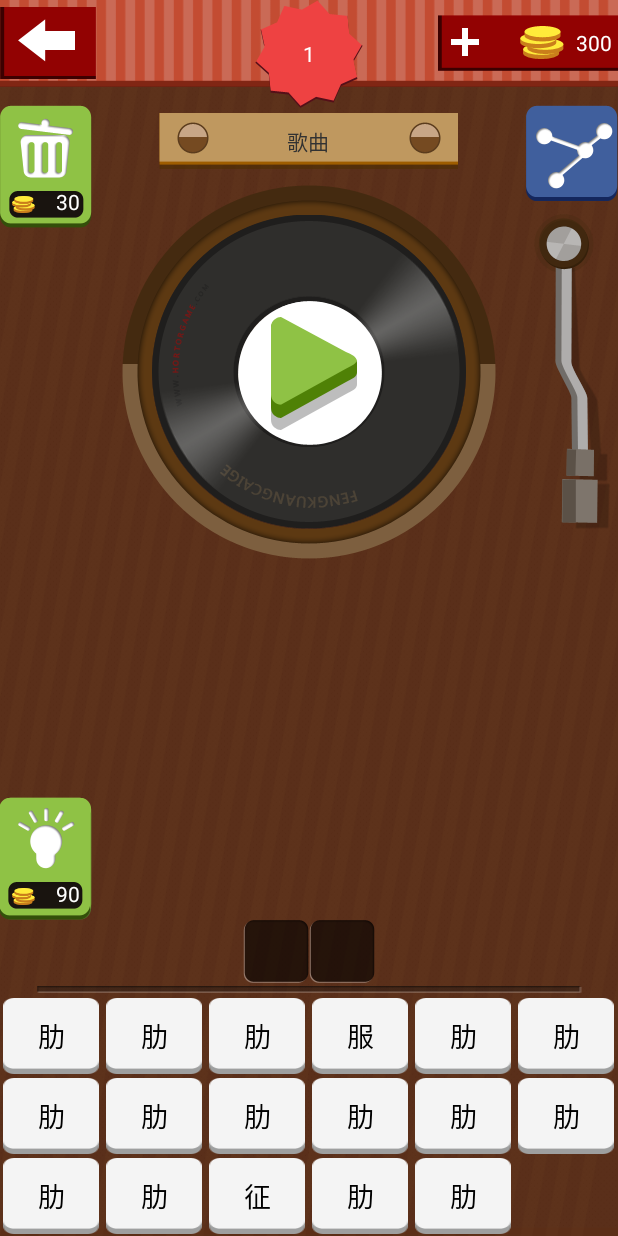
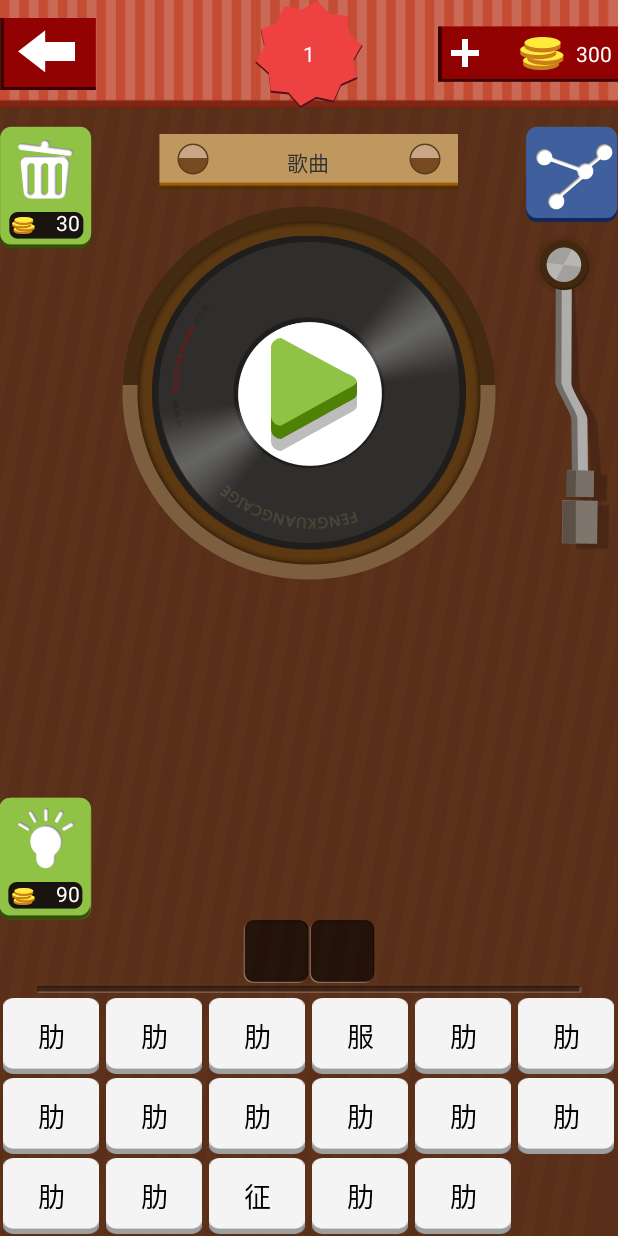
Before and after one commit to kelivn007/forfun, an Android app: the screen it shows after launch (MainActivity), on a phone screen of 412 x 824 dp. Run offline under Robolectric (Android 15) with nearby library versions, the phone set to English and light mode, and no system bars.

Commit message:
use def view

```diff
--- a/GuessSong/app/src/main/java/forfun/com/guesssong/presenter/impl/MainPresenter.java
+++ b/GuessSong/app/src/main/java/forfun/com/guesssong/presenter/impl/MainPresenter.java
@@ -84,6 +84,8 @@ public class MainPresenter extends BasePresenter {
         SoundPlayer.pause();
         if (mSongModel.nextSong()) {
             SoundPlayer.playEnter();
+            mCurrentCoins += 30;
+            mListener.updateCoins(mCurrentCoins);
             mListener.showAnswerView(mSongModel.getCurrentStage(), mSongModel.getCurrentSong());
         } else {
             mListener.showAllPassView();
--- a/GuessSong/app/src/main/java/forfun/com/guesssong/ui/Activity/MainActivity.java
+++ b/GuessSong/app/src/main/java/forfun/com/guesssong/ui/Activity/MainActivity.java
@@ -8,6 +8,7 @@ import java.util.Timer;
 import java.util.TimerTask;
 
 import android.app.Activity;
+import android.app.AlertDialog;
 import android.app.LoaderManager;
 import android.content.Intent;
 import android.content.Loader;
@@ -32,12 +33,15 @@ import forfun.com.guesssong.presenter.impl.MainPresenter;
 import forfun.com.guesssong.ui.view.DialogHelper;
 import forfun.com.guesssong.ui.view.MyAnimationListener;
 import forfun.com.guesssong.ui.view.SelectWordView;
+import forfun.com.guesssong.ui.view.TitleBar;
 import forfun.com.guesssong.util.FLog;
 import forfun.com.guesssong.util.SoundPlayer;
 import forfun.com.guesssong.util.WordUtil;
 
 public class MainActivity extends Activity implements View.OnClickListener, ISelectWordListener, MainPresenter
         .IMainPresenter, LoaderManager.LoaderCallbacks<MainPresenter> {
+
+    private TitleBar mTitleBar;
 
     private ImageView mBtnRecordPlay;
     private ImageView mImgRecordDisc;
@@ -53,13 +57,11 @@ public class MainActivity extends Activity implements View.OnClickListener, ISel
     private ImageButton mDeleteAnswerBtn;
     private ImageButton mTipAnswerBtn;
 
+    private AlertDialog mNextLevelDialog;
     private ViewGroup mNextLevelPannel;
     private TextView mNextLevelStageTxt;
     private TextView mNextLevelSongNameTxt;
     private ImageButton mNextLevelBtn;
-    private TextView mCurrentStageTxt;
-
-    private TextView mCurrentCoinTxt;
 
     private MainPresenter mMainPresenter;
 
@@ -67,6 +69,8 @@ public class MainActivity extends Activity implements View.OnClickListener, ISel
     protected void onCreate(Bundle savedInstanceState) {
         super.onCreate(savedInstanceState);
         setContentView(R.layout.activity_main);
+
+        mTitleBar = (TitleBar) findViewById(R.id.top_bar_panel);
 
         mBtnRecordPlay = (ImageView) findViewById(R.id.btn_record_play);
         mBtnRecordPlay.setOnClickListener(this);
@@ -102,20 +106,18 @@ public class MainActivity extends Activity implements View.OnClickListener, ISel
         mSelectWordView = (SelectWordView) findViewById(R.id.select_word_view);
         mSelectWordView.setSelectListener(this);
 
-        mCurrentCoinTxt = (TextView) findViewById(R.id.current_coin_txt);
-
         mDeleteAnswerBtn = (ImageButton) findViewById(R.id.delete_answer_btn);
         mDeleteAnswerBtn.setOnClickListener(this);
         mTipAnswerBtn = (ImageButton) findViewById(R.id.tip_answer_btn);
         mTipAnswerBtn.setOnClickListener(this);
 
-        mNextLevelPannel = (ViewGroup) findViewById(R.id.next_level_pannel);
-        mNextLevelStageTxt = (TextView) findViewById(R.id.stage_txt);
-        mNextLevelSongNameTxt = (TextView) findViewById(R.id.song_name);
-        mNextLevelBtn = (ImageButton) findViewById(R.id.next_level_btn);
+        mNextLevelPannel = (ViewGroup) LayoutInflater.from(this).inflate(R.layout.next_level_layout, null);
+        mNextLevelStageTxt = (TextView) mNextLevelPannel.findViewById(R.id.stage_txt);
+        mNextLevelSongNameTxt = (TextView) mNextLevelPannel.findViewById(R.id.song_name);
+        mNextLevelBtn = (ImageButton) mNextLevelPannel.findViewById(R.id.next_level_btn);
         mNextLevelBtn.setOnClickListener(this);
-
-        mCurrentStageTxt = (TextView) findViewById(R.id.current_stage_txt);
+        mNextLevelDialog = new AlertDialog.Builder(this).setView(mNextLevelPannel).create();
+        mNextLevelDialog.setCancelable(false);
 
         getLoaderManager().initLoader(1, null, this);
     }
@@ -184,11 +186,13 @@ public class MainActivity extends Activity implements View.OnClickListener, ISel
     public void showAnswerView(int stage, Song song) {
         mImgRecordDisc.clearAnimation();
         mImgRecordPin.clearAnimation();
-        mNextLevelPannel.setVisibility(View.INVISIBLE);
+        if (mNextLevelDialog.isShowing()) {
+            mNextLevelDialog.dismiss();
+        }
 
         LayoutInflater inflater = LayoutInflater.from(this);
         if (null != song) {
-            mCurrentStageTxt.setText(stage + "");
+            mTitleBar.updateStage(stage + "");
             mAnswerWordView.removeAllViews();
             for (int i = 0; i < song.getName().length(); i++) {
                 TextView answerTxt = (TextView) inflater.inflate(R.layout.answer_word_item, null);
@@ -249,10 +253,18 @@ public class MainActivity extends Activity implements View.OnClickListener, ISel
     }
 
     @Override
-    public void showPassView(int stage, Song song) {
-        mNextLevelPannel.setVisibility(View.VISIBLE);
-        mNextLevelStageTxt.setText(stage + "");
-        mNextLevelSongNameTxt.setText(song.getName());
+    public void showPassView(final int stage, final Song song) {
+        FLog.d("showPassView stage=" + stage + " song=" + song);
+        runOnUiThread(new Runnable() {
+            @Override
+            public void run() {
+                if (!mNextLevelDialog.isShowing()) {
+                    mNextLevelStageTxt.setText(stage + "");
+                    mNextLevelSongNameTxt.setText(song.getName());
+                    mNextLevelDialog.show();
+                }
+            }
+        });
     }
 
     @Override
@@ -267,7 +279,7 @@ public class MainActivity extends Activity implements View.OnClickListener, ISel
 
                     @Override
                     public void onClick(boolean confirm) {
-                       mMainPresenter.confirmDelete(confirm);
+                        mMainPresenter.confirmDelete(confirm);
                     }
                 }).show();
     }
@@ -324,7 +336,7 @@ public class MainActivity extends Activity implements View.OnClickListener, ISel
 
     @Override
     public void updateCoins(int num) {
-        mCurrentCoinTxt.setText(num + "");
+        mTitleBar.updateCoin(num + "");
     }
 
     private SelectWord findTipAnswer(Song song, int index) {
--- a/GuessSong/app/src/main/java/forfun/com/guesssong/ui/View/SelectWordView.java
+++ b/GuessSong/app/src/main/java/forfun/com/guesssong/ui/View/SelectWordView.java
@@ -82,6 +82,7 @@ public class SelectWordView extends GridView {
 
             Button btnWord = (Button) convertView.findViewById(R.id.btn_word);
             btnWord.setText(selectWord.mWord);
+            selectWord.mSelectWordBtn = btnWord;
 
             btnWord.setVisibility(View.VISIBLE);
 
--- /dev/null
+++ b/GuessSong/app/src/main/java/forfun/com/guesssong/ui/view/TitleBar.java
@@ -0,0 +1,88 @@
+/*
+ * Copyright (C) 2016 Baidu, Inc. All Rights Reserved.
+ */
+package forfun.com.guesssong.ui.view;
+
+import android.app.Activity;
+import android.content.Context;
+import android.content.res.TypedArray;
+import android.util.AttributeSet;
+import android.view.LayoutInflater;
+import android.view.View;
+import android.view.ViewGroup;
+import android.widget.FrameLayout;
+import android.widget.ImageView;
+import android.widget.TextView;
+import forfun.com.guesssong.R;
+import forfun.com.guesssong.util.FLog;
+
+/**
+ * Created by huangwei05 on 16/8/22.
+ */
+public class TitleBar extends FrameLayout {
+
+    private ImageView mImgBack;
+    private ViewGroup mPanelCoin;
+    private TextView mTxtCoin;
+    private ViewGroup mPanelStage;
+    private TextView mTxtStage;
+
+    private boolean mShowBack = false;
+    private boolean mShowStage = false;
+    private boolean mShowCoin = false;
+
+    public TitleBar(Context context) {
+        super(context);
+    }
+
+    public TitleBar(Context context, AttributeSet attrs) {
+        this(context, attrs, 0);
+        FLog.i("TitleBar:");
+    }
+
+    public TitleBar(Context context, AttributeSet attrs, int defStyleAttr) {
+        super(context, attrs, defStyleAttr);
+        FLog.i("TitleBar: " + defStyleAttr);
+        TypedArray a = context.obtainStyledAttributes(attrs, R.styleable.TitleBar, defStyleAttr, R.style.AppTheme);
+
+        mShowBack = a.getBoolean(R.styleable.TitleBar_show_back, false);
+        mShowStage = a.getBoolean(R.styleable.TitleBar_show_stage, false);
+        mShowCoin = a.getBoolean(R.styleable.TitleBar_show_coin, false);
+
+        LayoutInflater inflater = LayoutInflater.from(context);
+        inflater.inflate(R.layout.top_bar, this);
+
+        mImgBack = (ImageView) findViewById(R.id.img_back);
+        mImgBack.setOnClickListener(new OnClickListener() {
+            @Override
+            public void onClick(View v) {
+                ((Activity)mImgBack.getContext()).finish();
+            }
+        });
+        mImgBack.setVisibility(mShowBack ? View.VISIBLE : View.INVISIBLE);
+
+        mPanelStage = (ViewGroup) findViewById(R.id.panel_game_level);
+        mPanelStage.setVisibility(mShowStage ? View.VISIBLE : View.INVISIBLE);
+        mTxtStage = (TextView) mPanelStage.findViewById(R.id.txt_current_stage);
+
+        mPanelCoin = (ViewGroup) findViewById(R.id.topbar_right_panel);
+        mPanelCoin.setVisibility(mShowCoin ? View.VISIBLE : View.GONE);
+        mTxtCoin = (TextView) mPanelCoin.findViewById(R.id.current_coin_txt);
+    }
+
+    public TitleBar(Context context, AttributeSet attrs, int defStyleAttr,
+                    int defStyleRes) {
+        super(context, attrs, defStyleAttr, defStyleRes);
+        FLog.i("TitleBar: " + defStyleAttr + " " + defStyleRes);
+
+    }
+
+
+    public void updateStage(String stage) {
+        mTxtStage.setText(stage);
+    }
+
+    public void updateCoin(String coin) {
+        mTxtCoin.setText(coin);
+    }
+}
--- a/GuessSong/app/src/main/res/layout/activity_main.xml
+++ b/GuessSong/app/src/main/res/layout/activity_main.xml
@@ -10,21 +10,14 @@
         android:background="@drawable/index_background"
         tools:context=".ui.activity.MainActivity">
 
-    <include layout="@layout/top_bar" android:id="@+id/top_bar_panel"/>
-
-    <FrameLayout
-            android:layout_width="wrap_content"
+    <forfun.com.guesssong.ui.view.TitleBar
+            xmlns:app="http://schemas.android.com/apk/res-auto"
+            android:id="@+id/top_bar_panel"
+            android:layout_width="match_parent"
             android:layout_height="wrap_content"
-            android:background="@drawable/game_level_title"
-            android:layout_centerHorizontal="true">
-        <TextView
-                android:id="@+id/current_stage_txt"
-                android:layout_width="wrap_content"
-                android:layout_height="wrap_content"
-                android:layout_gravity="center"
-                android:textColor="@android:color/white"
-                android:text="1"/>
-    </FrameLayout>
+            app:show_stage="true"
+            app:show_coin="true"
+            app:show_back="true"/>
 
     <RelativeLayout
             android:id="@+id/game_center_panel"
@@ -171,7 +164,4 @@
             android:layout_width="wrap_content"
             android:layout_height="wrap_content"
             android:background="@drawable/game_share"/>
-
-    <include layout="@layout/next_level_layout" android:id="@+id/next_level_pannel"/>
-
 </RelativeLayout>
--- a/GuessSong/app/src/main/res/layout/top_bar.xml
+++ b/GuessSong/app/src/main/res/layout/top_bar.xml
@@ -8,6 +8,7 @@
               android:background="@drawable/top_bar_bg">
 
     <ImageView
+            android:id="@+id/img_back"
             android:layout_width="wrap_content"
             android:layout_height="wrap_content"
             android:layout_gravity="left|center_vertical"
@@ -48,4 +49,19 @@
 
     </FrameLayout>
 
+    <FrameLayout
+            android:id="@+id/panel_game_level"
+            android:layout_width="wrap_content"
+            android:layout_height="wrap_content"
+            android:background="@drawable/game_level_title"
+            android:layout_gravity="center_horizontal">
+        <TextView
+                android:id="@+id/txt_current_stage"
+                android:layout_width="wrap_content"
+                android:layout_height="wrap_content"
+                android:layout_gravity="center"
+                android:textColor="@android:color/white"
+                android:text="1"/>
+    </FrameLayout>
+
 </FrameLayout>
```
Also changed, not shown: GuessSong/app/src/main/java/forfun/com/guesssong/ui/Activity/AllPassActivity.java (+0 -7 lines), GuessSong/app/src/main/res/layout/all_pass_layout.xml (+11 -1 lines), GuessSong/app/src/main/res/layout/next_level_layout.xml (+3 -4 lines), GuessSong/app/src/main/res/values/attrs.xml (added, +11 -0 lines).
